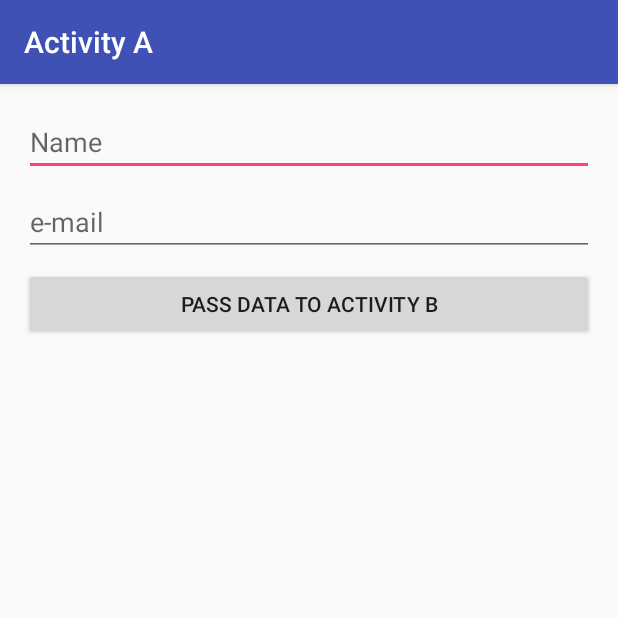
After one commit to EsteveAguilera/Introducing-Android-The-Workshop, an Android app: the ActivityA screen opened directly, with no data from a screen before it, on a phone screen of 412 x 824 dp, the top half of it. The commit adds this screen. Run offline under Robolectric (Android 15) with nearby library versions, the phone set to English and light mode, and no system bars.

Commit message:
Add pass data training

```diff
--- /dev/null
+++ b/app/src/main/java/io/github/esteveaguilera/androidworkshop/passdata/ActivityA.java
@@ -0,0 +1,40 @@
+package io.github.esteveaguilera.androidworkshop.passdata;
+
+import android.content.Intent;
+import android.support.v7.app.AppCompatActivity;
+import android.os.Bundle;
+import android.view.View;
+import android.widget.Button;
+import android.widget.EditText;
+
+import io.github.esteveaguilera.androidworkshop.R;
+
+public class ActivityA extends AppCompatActivity {
+
+    public static final String EXTRA_NAME = "extra_name";
+    public static final String EXTRA_EMAIL = "extra_email";
+
+    private EditText etName;
+    private EditText etEmail;
+
+    @Override
+    protected void onCreate(Bundle savedInstanceState) {
+        super.onCreate(savedInstanceState);
+        setContentView(R.layout.activity_a);
+
+        etName = (EditText) findViewById(R.id.et_name);
+        etEmail = (EditText) findViewById(R.id.et_email);
+
+        Button butPassData = (Button) findViewById(R.id.but_pass_data);
+
+        butPassData.setOnClickListener(new View.OnClickListener() {
+            @Override
+            public void onClick(View v) {
+                Intent intent = new Intent(ActivityA.this, ActivityB.class);
+                intent.putExtra(EXTRA_NAME, etName.getText().toString());
+                intent.putExtra(EXTRA_EMAIL, etEmail.getText().toString());
+                startActivity(intent);
+            }
+        });
+    }
+}
--- /dev/null
+++ b/app/src/main/res/layout/activity_a.xml
@@ -0,0 +1,39 @@
+<?xml version="1.0" encoding="utf-8"?>
+<android.support.constraint.ConstraintLayout xmlns:android="http://schemas.android.com/apk/res/android"
+    xmlns:app="http://schemas.android.com/apk/res-auto"
+    xmlns:tools="http://schemas.android.com/tools"
+    android:layout_width="match_parent"
+    android:layout_height="match_parent"
+    tools:context="io.github.esteveaguilera.androidworkshop.passdata.ActivityA"
+    android:padding="@dimen/padding_normal">
+
+    <EditText
+        android:id="@+id/et_name"
+        android:layout_width="0dp"
+        android:layout_height="wrap_content"
+        android:inputType="textPersonName"
+        android:hint="@string/name"
+        app:layout_constraintEnd_toEndOf="parent"
+        app:layout_constraintStart_toStartOf="parent" />
+
+    <EditText
+        android:id="@+id/et_email"
+        android:layout_width="0dp"
+        android:layout_height="wrap_content"
+        android:layout_marginTop="8dp"
+        android:inputType="text"
+        android:hint="@string/e_mail"
+        app:layout_constraintEnd_toEndOf="parent"
+        app:layout_constraintStart_toStartOf="parent"
+        app:layout_constraintTop_toBottomOf="@+id/et_name" />
+
+    <Button
+        android:id="@+id/but_pass_data"
+        android:layout_width="0dp"
+        android:layout_height="wrap_content"
+        android:layout_marginTop="8dp"
+        android:text="@string/pass_data_to_activity_b"
+        app:layout_constraintEnd_toEndOf="parent"
+        app:layout_constraintStart_toStartOf="parent"
+        app:layout_constraintTop_toBottomOf="@+id/et_email" />
+</android.support.constraint.ConstraintLayout>
--- a/app/src/main/res/layout/activity_select_training.xml
+++ b/app/src/main/res/layout/activity_select_training.xml
@@ -8,6 +8,7 @@
     android:padding="@dimen/padding_normal">
 
    <Button
+       android:id="@+id/but_training_pass_data"
        android:layout_width="match_parent"
        android:layout_height="wrap_content"
        android:text="@string/button_pass_data"
--- a/app/src/main/res/values/strings.xml
+++ b/app/src/main/res/values/strings.xml
@@ -5,4 +5,7 @@
     <string name="button_text">Push me</string>
     <string name="button_pass_data">Pass data</string>
     <string name="select_training">Select Training</string>
+    <string name="name">Name</string>
+    <string name="e_mail">e-mail</string>
+    <string name="pass_data_to_activity_b">Pass data to Activity B</string>
 </resources>
```
Also changed, not shown: app/src/main/AndroidManifest.xml (+7 -3 lines), app/src/main/java/io/github/esteveaguilera/androidworkshop/SelectTrainingActivity.java (+11 -0 lines), app/src/main/java/io/github/esteveaguilera/androidworkshop/passdata/ActivityB.java (added, +38 -0 lines), app/src/main/res/layout/activity_b.xml (added, +28 -0 lines).
